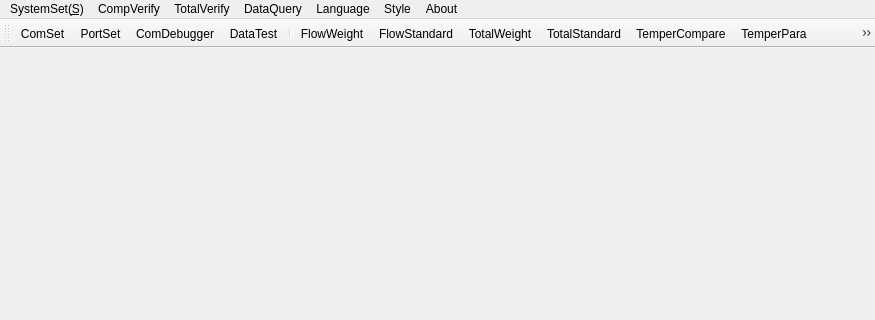
First picture: the form in source/gui/ui/mainform.ui, repository flimmy78/qtverify, before the edit; both pictures show x 0 to 875 and y 0 to 320 of the 875 by 570 pixel window.
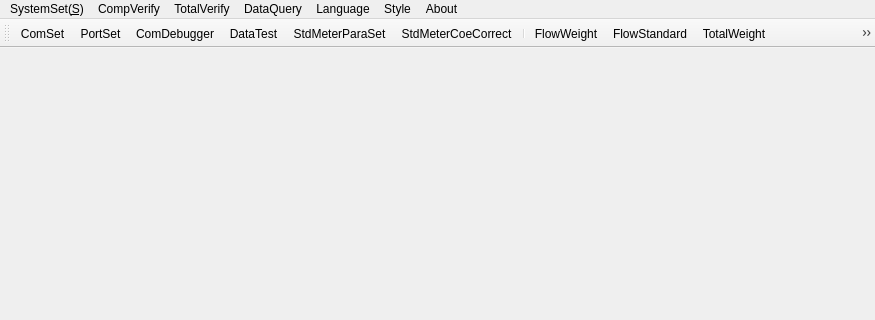
Second picture: the form after the edit. Icons and pictures are not drawn.

```diff
--- a/source/gui/ui/mainform.ui
+++ b/source/gui/ui/mainform.ui
@@ -137,6 +137,8 @@
    <addaction name="actionPortSet"/>
    <addaction name="actionComDebuger"/>
    <addaction name="actionDataTest"/>
+   <addaction name="actionStdMeterParaSet"/>
+   <addaction name="actionStdMeterCoeCorrect"/>
    <addaction name="separator"/>
    <addaction name="actionFlowWeight"/>
    <addaction name="actionFlowStandard"/>
```
